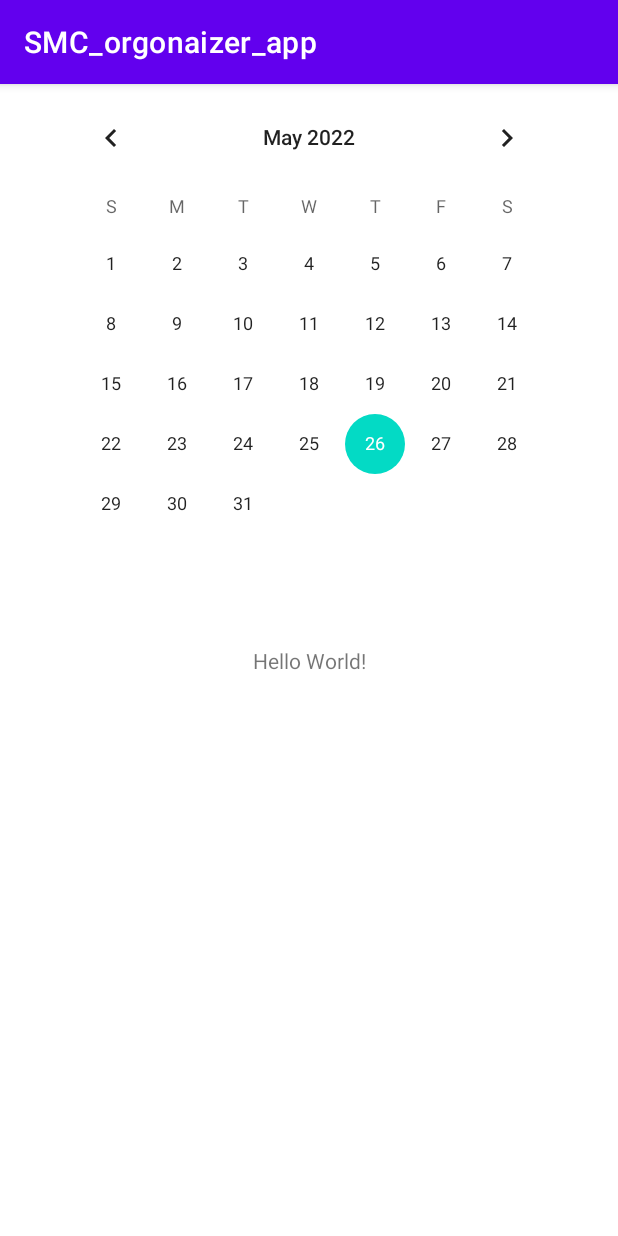
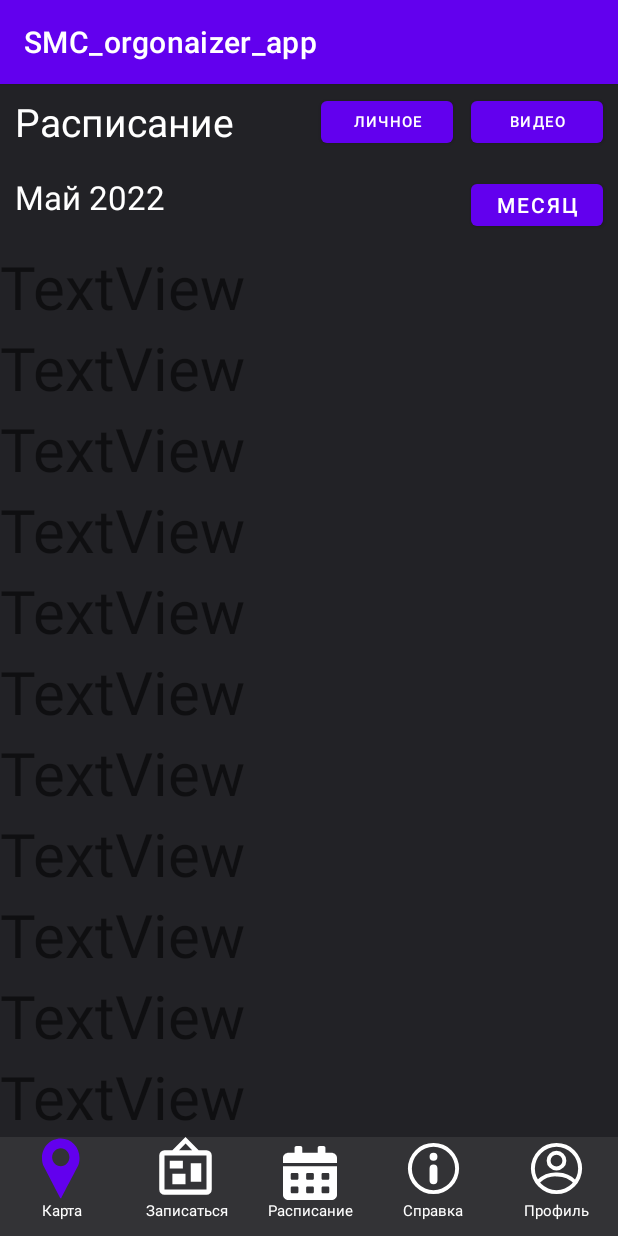
Before and after one commit to DimaSHMEL/SMC_orgonaizer_app, an Android app: the screen it shows after launch (MainActivity), on a phone screen of 412 x 824 dp. Run offline under Robolectric (Android 15) with nearby library versions, the phone set to English and light mode, and no system bars.

Commit message:
Schedule page made

```diff
--- a/SMC_orgonaizer_app/app/build.gradle
+++ b/SMC_orgonaizer_app/app/build.gradle
@@ -32,6 +32,7 @@ dependencies {
     implementation 'androidx.appcompat:appcompat:1.3.0'
     implementation 'com.google.android.material:material:1.4.0'
     implementation 'androidx.constraintlayout:constraintlayout:2.0.4'
+    implementation 'androidx.legacy:legacy-support-v4:1.0.0'
     testImplementation 'junit:junit:4.13.2'
     androidTestImplementation 'androidx.test.ext:junit:1.1.3'
     androidTestImplementation 'androidx.test.espresso:espresso-core:3.4.0'
--- /dev/null
+++ b/SMC_orgonaizer_app/app/src/main/java/com/example/smc_orgonaizer_app/Schedule.java
@@ -0,0 +1,64 @@
+package com.example.smc_orgonaizer_app;
+
+import android.os.Bundle;
+
+import androidx.fragment.app.Fragment;
+
+import android.view.LayoutInflater;
+import android.view.View;
+import android.view.ViewGroup;
+
+/**
+ * A simple {@link Fragment} subclass.
+ * Use the {@link Schedule#newInstance} factory method to
+ * create an instance of this fragment.
+ */
+public class Schedule extends Fragment {
+
+    // TODO: Rename parameter arguments, choose names that match
+    // the fragment initialization parameters, e.g. ARG_ITEM_NUMBER
+    private static final String ARG_PARAM1 = "param1";
+    private static final String ARG_PARAM2 = "param2";
+
+    // TODO: Rename and change types of parameters
+    private String mParam1;
+    private String mParam2;
+
+    public Schedule() {
+        // Required empty public constructor
+    }
+
+    /**
+     * Use this factory method to create a new instance of
+     * this fragment using the provided parameters.
+     *
+     * @param param1 Parameter 1.
+     * @param param2 Parameter 2.
+     * @return A new instance of fragment Schedule.
+     */
+    // TODO: Rename and change types and number of parameters
+    public static Schedule newInstance(String param1, String param2) {
+        Schedule fragment = new Schedule();
+        Bundle args = new Bundle();
+        args.putString(ARG_PARAM1, param1);
+        args.putString(ARG_PARAM2, param2);
+        fragment.setArguments(args);
+        return fragment;
+    }
+
+    @Override
+    public void onCreate(Bundle savedInstanceState) {
+        super.onCreate(savedInstanceState);
+        if (getArguments() != null) {
+            mParam1 = getArguments().getString(ARG_PARAM1);
+            mParam2 = getArguments().getString(ARG_PARAM2);
+        }
+    }
+
+    @Override
+    public View onCreateView(LayoutInflater inflater, ViewGroup container,
+                             Bundle savedInstanceState) {
+        // Inflate the layout for this fragment
+        return inflater.inflate(R.layout.fragment_schedule, container, false);
+    }
+}
--- /dev/null
+++ b/SMC_orgonaizer_app/app/src/main/res/drawable/bar_buttons_selector.xml
@@ -0,0 +1,7 @@
+<?xml version="1.0" encoding="utf-8"?>
+<selector xmlns:android="http://schemas.android.com/apk/res/android">
+
+    <item android:state_checked="false" android:color="@color/white"/>
+    <item android:state_checked="true" android:color="@color/purple_500"/>
+
+</selector>
--- /dev/null
+++ b/SMC_orgonaizer_app/app/src/main/res/drawable/ic_info.xml
@@ -0,0 +1,6 @@
+<vector android:height="42dp" android:viewportHeight="32"
+    android:viewportWidth="32" android:width="42dp" xmlns:android="http://schemas.android.com/apk/res/android">
+    <path android:fillColor="#FF000000" android:pathData="M16,12a2,2 0,1 1,2 -2A2,2 0,0 1,16 12ZM16,10Z"/>
+    <path android:fillColor="#FF000000" android:pathData="M16,29A13,13 0,1 1,29 16,13 13,0 0,1 16,29ZM16,5A11,11 0,1 0,27 16,11 11,0 0,0 16,5Z"/>
+    <path android:fillColor="#FF000000" android:pathData="M16,24a2,2 0,0 1,-2 -2L14,16a2,2 0,0 1,4 0v6A2,2 0,0 1,16 24ZM16,16v0Z"/>
+</vector>
--- /dev/null
+++ b/SMC_orgonaizer_app/app/src/main/res/drawable/ic_map.xml
@@ -0,0 +1,10 @@
+<vector xmlns:android="http://schemas.android.com/apk/res/android"
+    android:width="42dp"
+    android:height="42dp"
+    android:viewportWidth="42"
+    android:viewportHeight="42">
+  <path
+      android:fillColor="#FF000000"
+      android:pathData="M33,13.924C33,6.893 27.594,1 20.51,1S8,6.897 8,13.93C8,16.25 8.324,18 9.423,20H9.402l10.695,20.621c0.402,0.551 0.824,-0.032 0.824,-0.032C20.56,41.13 31.616,20 31.616,20h-0.009C32.695,18 33,16.246 33,13.924zM14.751,13.528c0,-3.317 2.579,-6.004 5.759,-6.004c3.179,0 5.76,2.687 5.76,6.004s-2.581,6.005 -5.76,6.005C17.33,19.533 14.751,16.846 14.751,13.528z"
+      android:fillType="evenOdd"/>
+</vector>
--- /dev/null
+++ b/SMC_orgonaizer_app/app/src/main/res/drawable/ic_newjobs.xml
@@ -0,0 +1,4 @@
+<vector android:height="42dp" android:viewportHeight="24"
+    android:viewportWidth="24" android:width="42dp" xmlns:android="http://schemas.android.com/apk/res/android">
+    <path android:fillColor="#FF000000" android:pathData="M12.04,2.5L9.53,5H14.53L12.04,2.5M4,7V20H20V7H4M12,0L17,5V5H20A2,2 0,0 1,22 7V20A2,2 0,0 1,20 22H4A2,2 0,0 1,2 20V7A2,2 0,0 1,4 5H7V5L12,0M7,18V14H12V18H7M14,17V10H18V17H14M6,12V9H11V12H6Z"/>
+</vector>
--- /dev/null
+++ b/SMC_orgonaizer_app/app/src/main/res/drawable/ic_profile.xml
@@ -0,0 +1,6 @@
+<vector android:height="42dp" android:viewportHeight="32"
+    android:viewportWidth="32" android:width="42dp" xmlns:android="http://schemas.android.com/apk/res/android">
+    <path android:fillColor="#FF000000" android:pathData="M16,29A13,13 0,1 1,29 16,13 13,0 0,1 16,29ZM16,5A11,11 0,1 0,27 16,11 11,0 0,0 16,5Z"/>
+    <path android:fillColor="#FF000000" android:pathData="M16,17a5,5 0,1 1,5 -5A5,5 0,0 1,16 17ZM16,9a3,3 0,1 0,3 3A3,3 0,0 0,16 9Z"/>
+    <path android:fillColor="#FF000000" android:pathData="M25.55,24a1,1 0,0 1,-0.74 -0.32A11.35,11.35 0,0 0,16.46 20h-0.92a11.27,11.27 0,0 0,-7.85 3.16,1 1,0 0,1 -1.38,-1.44A13.24,13.24 0,0 1,15.54 18h0.92a13.39,13.39 0,0 1,9.82 4.32A1,1 0,0 1,25.55 24Z"/>
+</vector>
--- /dev/null
+++ b/SMC_orgonaizer_app/app/src/main/res/drawable/ic_schedule.xml
@@ -0,0 +1,4 @@
+<vector android:height="36dp" android:viewportHeight="512"
+    android:viewportWidth="448" android:width="36dp" xmlns:android="http://schemas.android.com/apk/res/android">
+    <path android:fillColor="#FF000000" android:pathData="M0,464c0,26.5 21.5,48 48,48h352c26.5,0 48,-21.5 48,-48L448,192L0,192v272zM320,268c0,-6.6 5.4,-12 12,-12h40c6.6,0 12,5.4 12,12v40c0,6.6 -5.4,12 -12,12h-40c-6.6,0 -12,-5.4 -12,-12v-40zM320,396c0,-6.6 5.4,-12 12,-12h40c6.6,0 12,5.4 12,12v40c0,6.6 -5.4,12 -12,12h-40c-6.6,0 -12,-5.4 -12,-12v-40zM192,268c0,-6.6 5.4,-12 12,-12h40c6.6,0 12,5.4 12,12v40c0,6.6 -5.4,12 -12,12h-40c-6.6,0 -12,-5.4 -12,-12v-40zM192,396c0,-6.6 5.4,-12 12,-12h40c6.6,0 12,5.4 12,12v40c0,6.6 -5.4,12 -12,12h-40c-6.6,0 -12,-5.4 -12,-12v-40zM64,268c0,-6.6 5.4,-12 12,-12h40c6.6,0 12,5.4 12,12v40c0,6.6 -5.4,12 -12,12L76,320c-6.6,0 -12,-5.4 -12,-12v-40zM64,396c0,-6.6 5.4,-12 12,-12h40c6.6,0 12,5.4 12,12v40c0,6.6 -5.4,12 -12,12L76,448c-6.6,0 -12,-5.4 -12,-12v-40zM400,64h-48L352,16c0,-8.8 -7.2,-16 -16,-16h-32c-8.8,0 -16,7.2 -16,16v48L160,64L160,16c0,-8.8 -7.2,-16 -16,-16h-32c-8.8,0 -16,7.2 -16,16v48L48,64C21.5,64 0,85.5 0,112v48h448v-48c0,-26.5 -21.5,-48 -48,-48z"/>
+</vector>
--- a/SMC_orgonaizer_app/app/src/main/res/layout/activity_main.xml
+++ b/SMC_orgonaizer_app/app/src/main/res/layout/activity_main.xml
@@ -6,23 +6,100 @@
     android:layout_height="match_parent"
     tools:context=".MainActivity">
 
-    <TextView
-        android:layout_width="wrap_content"
+    <RadioGroup
+        android:id="@+id/radioGroup"
+        android:layout_width="0dp"
         android:layout_height="wrap_content"
-        android:text="Hello World!"
+        android:background="#333336"
+        android:orientation="horizontal"
+        android:paddingBottom="10dp"
         app:layout_constraintBottom_toBottomOf="parent"
-        app:layout_constraintLeft_toLeftOf="parent"
-        app:layout_constraintRight_toRightOf="parent"
-        app:layout_constraintTop_toTopOf="parent" />
+        app:layout_constraintEnd_toEndOf="parent"
+        app:layout_constraintStart_toStartOf="parent">
 
-    <CalendarView
-        android:id="@+id/calendarView"
-        android:layout_width="wrap_content"
-        android:layout_height="wrap_content"
-        android:layout_marginTop="2dp"
-        android:clickable="false"
+        <RadioButton
+            android:id="@+id/bar_btn_map"
+            android:layout_width="match_parent"
+            android:layout_height="wrap_content"
+            android:layout_weight="1"
+            android:button="@null"
+            android:checked="true"
+            android:drawableTop="@drawable/ic_map"
+            android:drawableTint="@drawable/bar_buttons_selector"
+            android:text="@string/bar_item_map"
+            android:textAlignment="center"
+            android:textColor="#FFFFFF"
+            android:textSize="10sp"
+            android:theme="@style/RadioGroupMenuBarStyle" />
+
+        <RadioButton
+            android:id="@+id/bar_btn_new_jobs"
+            android:layout_width="match_parent"
+            android:layout_height="wrap_content"
+            android:layout_weight="1"
+            android:button="@null"
+            android:drawableTop="@drawable/ic_newjobs"
+            android:drawableTint="@drawable/bar_buttons_selector"
+            android:text="@string/bar_item_newprojects"
+            android:textAlignment="center"
+            android:textColor="#FFFFFF"
+            android:textSize="10sp"
+            android:theme="@style/RadioGroupMenuBarStyle" />
+
+        <RadioButton
+            android:id="@+id/bar_btn_schedule"
+            android:layout_width="match_parent"
+            android:layout_height="wrap_content"
+            android:layout_weight="1"
+            android:button="@null"
+            android:drawableTop="@drawable/ic_schedule"
+            android:drawableTint="@drawable/bar_buttons_selector"
+            android:text="@string/bar_item_schedule"
+            android:textAlignment="center"
+            android:textColor="#FFFFFF"
+            android:textSize="10sp"
+            android:theme="@style/RadioGroupMenuBarStyle" />
+
+        <RadioButton
+            android:id="@+id/bar_btn_info"
+            android:layout_width="match_parent"
+            android:layout_height="wrap_content"
+            android:layout_weight="1"
+            android:button="@null"
+            android:drawableTop="@drawable/ic_info"
+            android:drawableTint="@drawable/bar_buttons_selector"
+            android:text="@string/bar_item_info"
+            android:textAlignment="center"
+            android:textColor="#FFFFFF"
+            android:textSize="10sp"
+            android:theme="@style/RadioGroupMenuBarStyle" />
+
+        <RadioButton
+            android:id="@+id/bar_btn_profile"
+            android:layout_width="match_parent"
+            android:layout_height="wrap_content"
+            android:layout_weight="1"
+            android:button="@null"
+            android:drawableTop="@drawable/ic_profile"
+            android:drawableTint="@drawable/bar_buttons_selector"
+            android:text="@string/bar_item_profile"
+            android:textAlignment="center"
+            android:textColor="#FFFFFF"
+            android:textSize="10sp"
+            android:theme="@style/RadioGroupMenuBarStyle" />
+
+    </RadioGroup>
+
+    <androidx.fragment.app.FragmentContainerView
+        android:id="@+id/fragmentContainerView"
+        android:name="com.example.smc_orgonaizer_app.Schedule"
+        android:layout_width="0dp"
+        android:layout_height="0dp"
+        app:layout_constraintBottom_toTopOf="@+id/radioGroup"
         app:layout_constraintEnd_toEndOf="parent"
+        app:layout_constraintHorizontal_bias="0.0"
         app:layout_constraintStart_toStartOf="parent"
-        app:layout_constraintTop_toTopOf="parent" />
+        app:layout_constraintTop_toTopOf="parent"
+        app:layout_constraintVertical_bias="0.0" />
 
 </androidx.constraintlayout.widget.ConstraintLayout>
--- /dev/null
+++ b/SMC_orgonaizer_app/app/src/main/res/layout/fragment_schedule.xml
@@ -0,0 +1,285 @@
+<?xml version="1.0" encoding="utf-8"?>
+<FrameLayout xmlns:android="http://schemas.android.com/apk/res/android"
+    xmlns:app="http://schemas.android.com/apk/res-auto"
+    xmlns:tools="http://schemas.android.com/tools"
+    android:layout_width="match_parent"
+    android:layout_height="match_parent"
+    android:background="#222226"
+    tools:context=".Schedule">
+
+    <androidx.constraintlayout.widget.ConstraintLayout
+        android:layout_width="match_parent"
+        android:layout_height="match_parent">
+
+        <ScrollView
+            android:layout_width="match_parent"
+            android:layout_height="match_parent"
+            tools:layout_editor_absoluteY="100dp">
+
+            <LinearLayout
+                android:layout_width="match_parent"
+                android:layout_height="wrap_content"
+                android:orientation="vertical">
+
+                <TextView
+                    android:id="@+id/textView19"
+                    android:layout_width="match_parent"
+                    android:layout_height="wrap_content"
+                    android:text="TextView"
+                    android:textSize="40dp" />
+
+                <TextView
+                    android:id="@+id/textView9"
+                    android:layout_width="match_parent"
+                    android:layout_height="wrap_content"
+                    android:text="TextView"
+                    android:textSize="40dp" />
+
+                <TextView
+                    android:id="@+id/textView4"
+                    android:layout_width="match_parent"
+                    android:layout_height="wrap_content"
+                    android:text="TextView"
+                    android:textSize="40dp" />
+
+                <TextView
+                    android:id="@+id/textView24"
+                    android:layout_width="match_parent"
+                    android:layout_height="wrap_content"
+                    android:text="TextView"
+                    android:textSize="40dp" />
+
+                <TextView
+                    android:id="@+id/textView2"
+                    android:layout_width="match_parent"
+                    android:layout_height="wrap_content"
+                    android:text="TextView"
+                    android:textSize="40dp" />
+
+                <TextView
+                    android:id="@+id/textView14"
+                    android:layout_width="match_parent"
+                    android:layout_height="wrap_content"
+                    android:text="TextView"
+                    android:textSize="40dp" />
+
+                <TextView
+                    android:id="@+id/textView18"
+                    android:layout_width="match_parent"
+                    android:layout_height="wrap_content"
+                    android:text="TextView"
+                    android:textSize="40dp" />
+
+                <TextView
+                    android:id="@+id/textView16"
+                    android:layout_width="match_parent"
+                    android:layout_height="wrap_content"
+                    android:text="TextView"
+                    android:textSize="40dp" />
+
+                <TextView
+                    android:id="@+id/textView23"
+                    android:layout_width="match_parent"
+                    android:layout_height="wrap_content"
+                    android:text="TextView"
+                    android:textSize="40dp" />
+
+                <TextView
+                    android:id="@+id/textView13"
+                    android:layout_width="match_parent"
+                    android:layout_height="wrap_content"
+                    android:text="TextView"
+                    android:textSize="40dp" />
+
+                <TextView
+                    android:id="@+id/textView22"
+                    android:layout_width="match_parent"
+                    android:layout_height="wrap_content"
+                    android:text="TextView"
+                    android:textSize="40dp" />
+
+                <TextView
+                    android:id="@+id/textView25"
+                    android:layout_width="match_parent"
+                    android:layout_height="wrap_content"
+                    android:text="TextView"
+                    android:textSize="40dp" />
+
+                <TextView
+                    android:id="@+id/textView17"
+                    android:layout_width="match_parent"
+                    android:layout_height="wrap_content"
+                    android:text="TextView"
+                    android:textSize="40dp" />
+
+                <TextView
+                    android:id="@+id/textView6"
+                    android:layout_width="match_parent"
+                    android:layout_height="wrap_content"
+                    android:text="TextView"
+                    android:textSize="40dp" />
+
+                <TextView
+                    android:id="@+id/textView12"
+                    android:layout_width="match_parent"
+                    android:layout_height="wrap_content"
+                    android:text="TextView"
+                    android:textSize="40dp" />
+
+                <TextView
+                    android:id="@+id/textView5"
+                    android:layout_width="match_parent"
+                    android:layout_height="wrap_content"
+                    android:text="TextView"
+                    android:textSize="40dp" />
+
+                <TextView
+                    android:id="@+id/textView15"
+                    android:layout_width="match_parent"
+                    android:layout_height="wrap_content"
+                    android:text="TextView"
+                    android:textSize="40dp" />
+
+                <TextView
+                    android:id="@+id/textView7"
+                    android:layout_width="match_parent"
+                    android:layout_height="wrap_content"
+                    android:text="TextView"
+                    android:textSize="40dp" />
+
+                <TextView
+                    android:id="@+id/textView8"
+                    android:layout_width="match_parent"
+                    android:layout_height="wrap_content"
+                    android:text="TextView"
+                    android:textSize="40dp" />
+
+                <TextView
+                    android:id="@+id/textView20"
+                    android:layout_width="match_parent"
+                    android:layout_height="wrap_content"
+                    android:text="TextView"
+                    android:textSize="40dp" />
+
+                <TextView
+                    android:id="@+id/textView11"
+                    android:layout_width="match_parent"
+                    android:layout_height="wrap_content"
+                    android:text="TextView"
+                    android:textSize="40dp" />
+
+                <TextView
+                    android:id="@+id/textView10"
+                    android:layout_width="match_parent"
+                    android:layout_height="wrap_content"
+                    android:text="TextView"
+                    android:textSize="40dp" />
+
+                <TextView
+                    android:id="@+id/textView21"
+                    android:layout_width="match_parent"
+                    android:layout_height="wrap_content"
+                    android:text="TextView"
+                    android:textSize="40dp" />
+
+                <TextView
+                    android:id="@+id/textView3"
+                    android:layout_width="match_parent"
+                    android:layout_height="wrap_content"
+                    android:text="TextView"
+                    android:textSize="40dp" />
+
+                <TextView
+                    android:id="@+id/textView26"
+                    android:layout_width="match_parent"
+                    android:layout_height="wrap_content"
+                    android:text="TextView"
+                    android:textSize="40dp" />
+            </LinearLayout>
+        </ScrollView>
+
+        <TableLayout
+            android:id="@+id/tableLayout"
+            android:layout_width="match_parent"
+            android:layout_height="wrap_content"
+            android:background="#222226"
+            app:layout_constraintEnd_toEndOf="parent"
+            app:layout_constraintStart_toStartOf="parent"
+            app:layout_constraintTop_toTopOf="parent">
+
+            <TableRow
+                android:layout_width="match_parent"
+                android:layout_height="match_parent"
+                android:background="#222226"
+                android:gravity="center_horizontal|fill_horizontal|center_vertical">
+
+                <TextView
+                    android:id="@+id/textView"
+                    android:layout_width="wrap_content"
+                    android:layout_height="wrap_content"
+                    android:layout_marginStart="10dp"
+                    android:layout_marginTop="5dp"
+                    android:layout_marginBottom="5dp"
+                    android:layout_weight="1"
+                    android:text="@string/schedule_name"
+                    android:textAlignment="gravity"
+                    android:textColor="#FFFFFF"
+                    android:textSize="26sp" />
+
+                <Button
+                    android:id="@+id/button"
+                    android:layout_width="90dp"
+                    android:layout_height="40dp"
+                    android:layout_gravity="center_horizontal|center_vertical|end"
+                    android:layout_marginTop="5dp"
+                    android:layout_marginBottom="5dp"
+                    android:text="@string/schedule_btn_personal"
+                    android:textSize="10sp"
+                    app:rippleColor="#FFFFFF" />
+
+                <Button
+                    android:id="@+id/button2"
+                    android:layout_width="90dp"
+                    android:layout_height="40dp"
+                    android:layout_gravity="center_horizontal|center_vertical|end"
+                    android:layout_marginTop="5dp"
+                    android:layout_marginRight="10dp"
+                    android:layout_marginBottom="5dp"
+                    android:text="@string/schedule_btn_video"
+                    android:textSize="10sp" />
+            </TableRow>
+
+            <TableRow
+                android:layout_width="match_parent"
+                android:layout_height="match_parent"
+                android:layout_marginTop="10dp">
+
+                <TextView
+                    android:id="@+id/Schedule_Text_Month"
+                    android:layout_width="wrap_content"
+                    android:layout_height="wrap_content"
+                    android:layout_marginStart="10dp"
+                    android:layout_weight="1"
+                    android:text="Май 2022"
+                    android:textColor="#FFFFFF"
+                    android:textSize="22dp" />
+
+                <Button
+                    android:id="@+id/button3"
+                    android:layout_width="90dp"
+                    android:layout_height="40dp"
+                    android:layout_gravity="right"
+                    android:layout_marginRight="10dp"
+                    android:layout_weight="0"
+                    android:text="Месяц" />
+            </TableRow>
+
+            <TableRow
+                android:id="@+id/Schedule_view_weeks"
+                android:layout_width="match_parent"
+                android:layout_height="match_parent" />
+
+        </TableLayout>
+    </androidx.constraintlayout.widget.ConstraintLayout>
+
+</FrameLayout>
--- a/SMC_orgonaizer_app/app/src/main/res/values/strings.xml
+++ b/SMC_orgonaizer_app/app/src/main/res/values/strings.xml
@@ -1,3 +1,12 @@
 <resources>
     <string name="app_name">SMC_orgonaizer_app</string>
+    <string name="bar_item_map">Карта</string>
+    <string name="bar_item_newprojects">Записаться</string>
+    <string name="bar_item_schedule">Расписание</string>
+    <string name="bar_item_info">Справка</string>
+    <string name="bar_item_profile">Профиль</string>
+    <string name="schedule_btn_personal">Личное</string>
+    <string name="schedule_btn_video">Видео</string>
+    <!-- TODO: Remove or change this placeholder text -->
+    <string name="schedule_name">Расписание</string>
 </resources>
--- a/SMC_orgonaizer_app/app/src/main/res/values/themes.xml
+++ b/SMC_orgonaizer_app/app/src/main/res/values/themes.xml
@@ -13,4 +13,9 @@
         <item name="android:statusBarColor" tools:targetApi="l">?attr/colorPrimaryVariant</item>
         <!-- Customize your theme here. -->
     </style>
+    <style name="RadioGroupMenuBarStyle" parent="Theme.MaterialComponents.DayNight.DarkActionBar">
+        <item name="colorAccent">@color/purple_200</item>
+        <item name="colorOnPrimary">@color/white</item>
+        <item name="android:textColorPrimary">@color/white</item>
+    </style>
 </resources>
```
Also changed, not shown: 5 other files.
